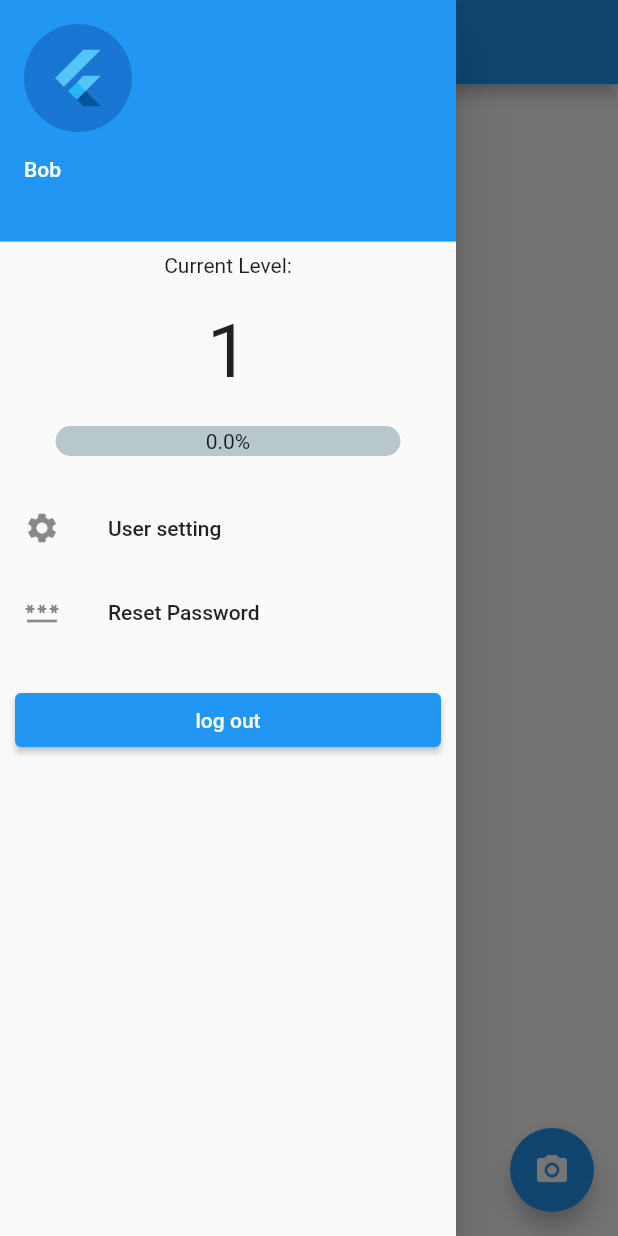
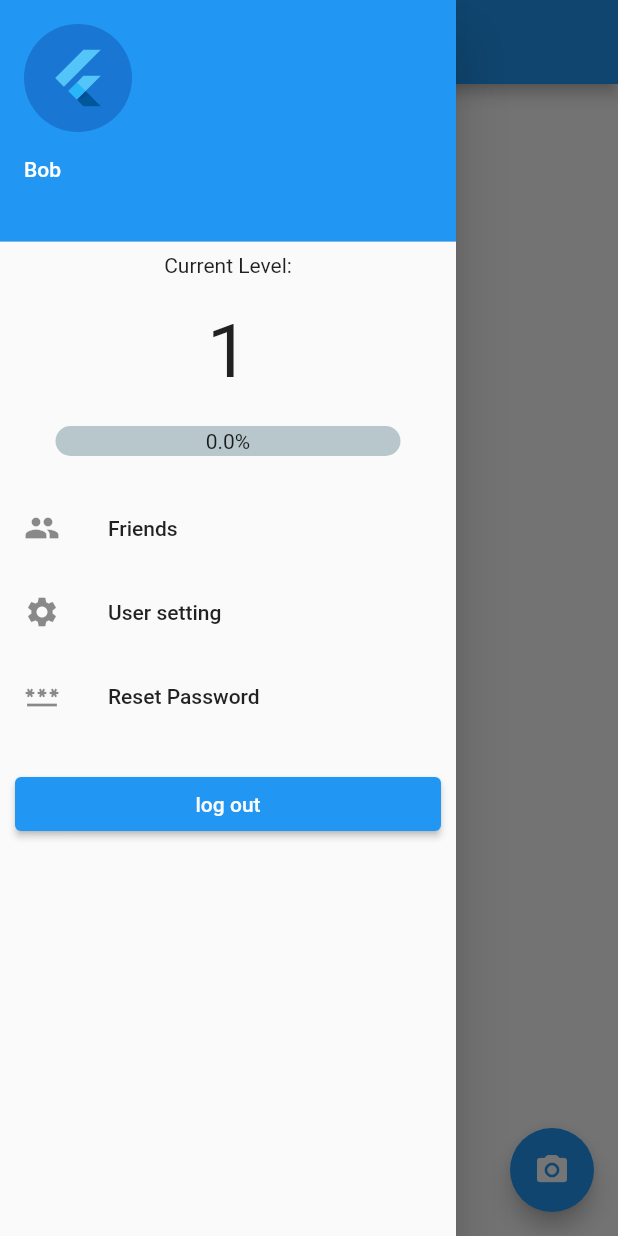
Before and after one commit to GDSC-CV/recyeco, a Flutter app: the screen it shows once a user with an empty profile is signed in, with the side drawer open, on a phone screen of 412 x 824 dp. Run offline on Flutter 3.47's test engine with Material 2 defaults, Android fonts, the phone set to English and light mode, and no system bars; drawn by our look-alikes of percent_indicator; our stand-ins replace camera, cloud_firestore, firebase_auth, firebase_core, flutter_spinkit, google_sign_in; accounts and stored records are empty; network calls fail.

Commit message:
Add Friend System

```diff
--- a/lib/models/myuser.dart
+++ b/lib/models/myuser.dart
@@ -12,6 +12,8 @@ class UserData{
   final String name;
   final int level;
   final int experiences;
+  final List friends;
+  final List friendRequests;
 
-  UserData({required this.uid,required this.name,required this.level,required this.experiences});
+  UserData({required this.uid,required this.name,required this.level,required this.experiences,required this.friends,required this.friendRequests});
 }
--- a/lib/screen/home_page/home_page_wrapper.dart
+++ b/lib/screen/home_page/home_page_wrapper.dart
@@ -13,7 +13,7 @@ class Home_page_wrapper extends StatelessWidget {
 
     return StreamProvider<UserData>.value(
       value: DatabaseService(uid: user!.uid).userData,
-      initialData: UserData(level: 1,name: "Bob",uid: "PP",experiences: 10),
+      initialData: UserData(level: 1,name: "Bob",uid: "PP",experiences: 10,friends: List.empty(),friendRequests: List.empty()),
       builder: (context, child){
         return const MyHomePage(title: "Recycle");
       }
--- a/lib/screen/home_page/my_home_page.dart
+++ b/lib/screen/home_page/my_home_page.dart
@@ -5,6 +5,7 @@ import 'package:provider/provider.dart';
 import 'package:recycle_app/models/myuser.dart';
 import 'package:recycle_app/screen/authenticate/forget_password.dart';
 import 'package:recycle_app/screen/camera/take_picture_screen.dart';
+import 'package:recycle_app/screen/home_page/friend_page.dart';
 import 'package:recycle_app/screen/home_page/setting_page.dart';
 import 'package:recycle_app/screen/home_page/userinfo_widget.dart';
 import 'package:recycle_app/service/auth.dart';
@@ -69,6 +70,20 @@ class _MyHomePageState extends State<MyHomePage> {
           children: [
             const userInfo_widget(),
             ListTile(
+              title: const Text('Friends'),
+              leading: const Icon(Icons.people),
+              onTap: () {
+                Navigator.of(context).push(
+                  MaterialPageRoute(
+                    builder: (BuildContext context) => Provider(
+                      create: (context) => userData,
+                      builder: (context, child) => const FriendPage(),
+                    ),
+                  ),
+                );
+              },
+            ),
+            ListTile(
               title: const Text('User setting'),
               leading: const Icon(Icons.settings),
               onTap: () {
--- a/lib/screen/home_page/setting_page.dart
+++ b/lib/screen/home_page/setting_page.dart
@@ -1,4 +1,3 @@
-import 'package:firebase_auth/firebase_auth.dart';
 import 'package:flutter/material.dart';
 import 'package:provider/provider.dart';
 import 'package:recycle_app/models/myuser.dart';
@@ -24,6 +23,7 @@ class _Setting_pageState extends State<Setting_page> {
     UserData userData = Provider.of<UserData>(context);
 
     return Scaffold(
+      appBar: AppBar(),
       backgroundColor: Colors.grey[300],
       body: Form(
         key: _formKey,
@@ -65,7 +65,7 @@ class _Setting_pageState extends State<Setting_page> {
               onPressed: () async {
                 if(_formKey.currentState!.validate()){
                   if(_currentName.isNotEmpty){
-                    await DatabaseService(uid: userData.uid).updateUserData(
+                    await DatabaseService(uid: userData.uid).updateUserDataInfo(
                       _currentName,
                       userData.level,
                       userData.experiences,
--- a/lib/service/auth.dart
+++ b/lib/service/auth.dart
@@ -20,7 +20,7 @@ class AuthService{
       UserCredential result = await _auth.signInAnonymously();
       User? user = result.user;
       //print(user);
-      await DatabaseService(uid: user!.uid).initailUserData("Bob", 1,10, List.empty(), List.empty());
+      await DatabaseService(uid: user!.uid).initialUserData("Bob", 1,10, List.empty(), List.empty());
       return _myuserFromFirebaseUser(user);
     }catch(e){
       //print(e.toString());
@@ -33,7 +33,7 @@ class AuthService{
       UserCredential result = await _auth.createUserWithEmailAndPassword(email: email.trim(), password: password.trim());
       User? user = result.user;
       //print(user!.uid);
-      await DatabaseService(uid: user!.uid).initailUserData("Bob", 1,10, List.empty(), List.empty());
+      await DatabaseService(uid: user!.uid).initialUserData("Bob", 1,10, List.empty(), List.empty());
       return _myuserFromFirebaseUser(user);
     }catch(e){
       //print(e.toString());
@@ -56,7 +56,7 @@ class AuthService{
       UserCredential result = await _auth.signInWithCredential(credential);
       User? user = result.user;
       //print(user);
-      await DatabaseService(uid: user!.uid).updateUserData(user.displayName!,1,10);
+      await DatabaseService(uid: user!.uid).updateUserDataInfo(user.displayName!,1,10);
       return _myuserFromFirebaseUser(user);
     }catch(e){
       //print(e.toString());
--- a/lib/service/database.dart
+++ b/lib/service/database.dart
@@ -7,22 +7,36 @@ class DatabaseService{
   DatabaseService({this.uid});
 
   final CollectionReference userCollection = FirebaseFirestore.instance.collection('users');
-  Future initailUserData(String name,int level,int experiences,List friends,List friendRequests)async{
+  Future initialUserData(String name,int level,int experiences,List friends,List friendRequests)async{
     return await userCollection.doc(uid).set({
         'name':name,
         'level':level,
         'experiences': experiences,
         'friends':friends,
-        'friendRequest':friendRequests,
+        'friendRequests':friendRequests,
       }
     );
   }
-  Future updateUserData(String name,int level,int experiences) async{
+  Future updateUserDataInfo(String name,int level,int experiences) async{
     //print("test");
-    return await userCollection.doc(uid).set({
+    return await userCollection.doc(uid).update({
         'name':name,
         'level':level,
         'experiences': experiences,
+      }
+    );
+  }
+  Future updateUserDataFriend(List friend) async{
+    //print("test");
+    return await userCollection.doc(uid).update({
+        'friends':friend
+      }
+    );
+  }
+  Future updateUserDataFriendRequest(List friendRequests) async{
+    //print("test");
+    return await userCollection.doc(uid).update({
+        'friendRequests':friendRequests
       }
     );
   }
@@ -33,6 +47,9 @@ class DatabaseService{
       name: snapshot['name']?? "",
       level: snapshot['level']?? "",
       experiences: snapshot['experiences']?? "",
+      friends: snapshot["friends"]?? List.empty(),
+      friendRequests: snapshot["friendRequests"]?? List.empty(),
+
     );
   }
 
@@ -40,4 +57,25 @@ class DatabaseService{
     return userCollection.doc(uid).snapshots()
       .map(_userDataFromSnapshot);
   }
+  /*
+  UserData? getSpecificUserData(String uid){
+    final data = userCollection.doc(uid);
+    data.get().then(
+      (DocumentSnapshot doc) {
+        return UserData(
+          uid: uid ?? "",
+          name: doc['name']?? "",
+          level: doc['level']?? "",
+          experiences: doc['experiences']?? "",
+          friends: doc["friends"]?? List.empty(),
+          friendRequests: doc["friendRequests"]?? List.empty(),
+        );
+      },
+      onError: (e){
+        print("Error getting document: $e");
+        return null;
+      }
+    );
+  }
+  */
 }
--- a/lib/tools/experience_system.dart
+++ b/lib/tools/experience_system.dart
@@ -6,7 +6,7 @@ class Experience{
   static Future userGainExp(UserData userData,int amount)async{
     UserData currentUserData = userData;
     final userLevel = Experience.calculate_Currentlevel(currentUserData.experiences+amount);
-    await DatabaseService(uid: currentUserData.uid).updateUserData(currentUserData.name, userLevel, currentUserData.experiences+amount);
+    await DatabaseService(uid: currentUserData.uid).updateUserDataInfo(currentUserData.name, userLevel, currentUserData.experiences+amount);
   }
   static int calculate_Currentlevel(experience){
     return (experience/10).floor();
```
Also changed, not shown: lib/screen/home_page/friend_page.dart (added, +110 -0 lines), lib/tools/friend_system.dart (added, +28 -0 lines).
